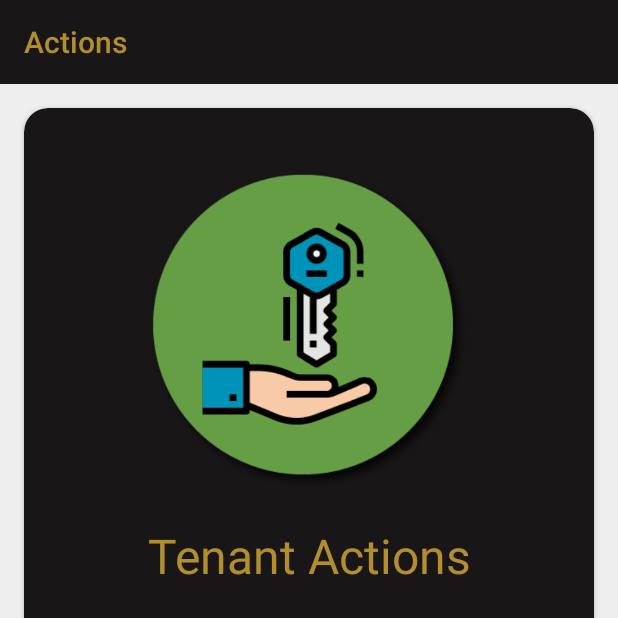
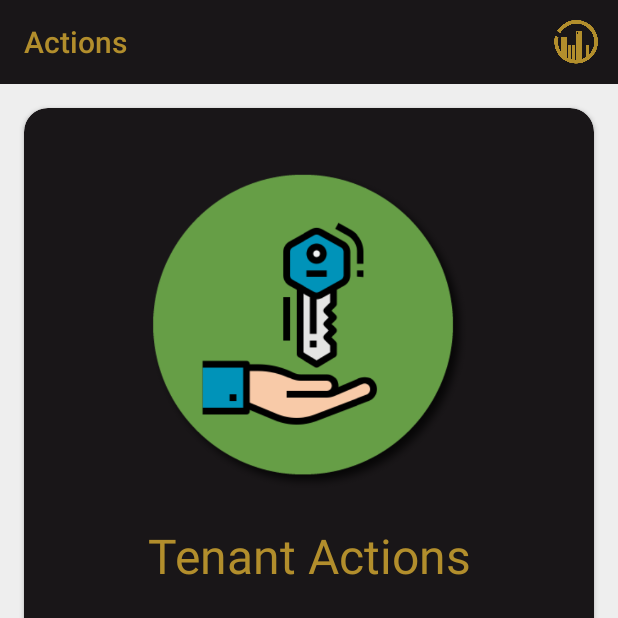
Before and after one commit to Troy1010/OpulexPropertyManagement, an Android app: the ActivityHost screen opened directly, with no data from a screen before it, on a phone screen of 412 x 824 dp, the top half of it. Run offline under Robolectric (Android 15) with nearby library versions, the phone set to English and light mode, and no system bars; our stand-ins replace navigation-ui; libraries missing offline, so code that uses them is left out: com.example.tmcommonkotlin.

Commit message:
toolbar_menu

```diff
--- a/app/src/main/java/com/example/opulexpropertymanagement/ui/ActivityHost.kt
+++ b/app/src/main/java/com/example/opulexpropertymanagement/ui/ActivityHost.kt
@@ -1,13 +1,12 @@
 package com.example.opulexpropertymanagement.ui
 
 import android.os.Bundle
+import android.view.Menu
 import android.view.MenuItem
 import androidx.appcompat.app.AppCompatActivity
 import androidx.navigation.findNavController
-import androidx.navigation.ui.AppBarConfiguration
 import androidx.navigation.ui.setupActionBarWithNavController
 import com.example.opulexpropertymanagement.R
-import com.example.tmcommonkotlin.logz
 import kotlinx.android.synthetic.main.activity_host.*
 
 class ActivityHost: AppCompatActivity() {
@@ -23,7 +22,7 @@ class ActivityHost: AppCompatActivity() {
         setupActionBarWithNavController(navController)
     }
     override fun onOptionsItemSelected(item: MenuItem): Boolean {
-        var returning = super.onOptionsItemSelected(item)
+        val returning = super.onOptionsItemSelected(item)
         when (item.itemId) {
             android.R.id.home -> {
                 this.onBackPressed()
@@ -31,4 +30,9 @@ class ActivityHost: AppCompatActivity() {
         }
         return returning
     }
+
+    override fun onCreateOptionsMenu(menu: Menu?): Boolean {
+        menuInflater.inflate(R.menu.toolbar_menu, menu)
+        return super.onCreateOptionsMenu(menu)
+    }
 }
--- /dev/null
+++ b/app/src/main/res/menu/toolbar_menu.xml
@@ -0,0 +1,12 @@
+<?xml version="1.0" encoding="utf-8"?>
+<menu xmlns:android="http://schemas.android.com/apk/res/android"
+    xmlns:app="http://schemas.android.com/apk/res-auto">
+
+
+    <item
+        android:id="@+id/action_favorite"
+        android:orderInCategory="300"
+        android:title="User"
+        android:icon="@drawable/ic_main_icon_no_name"
+        app:showAsAction="ifRoom"/>
+</menu>
```
